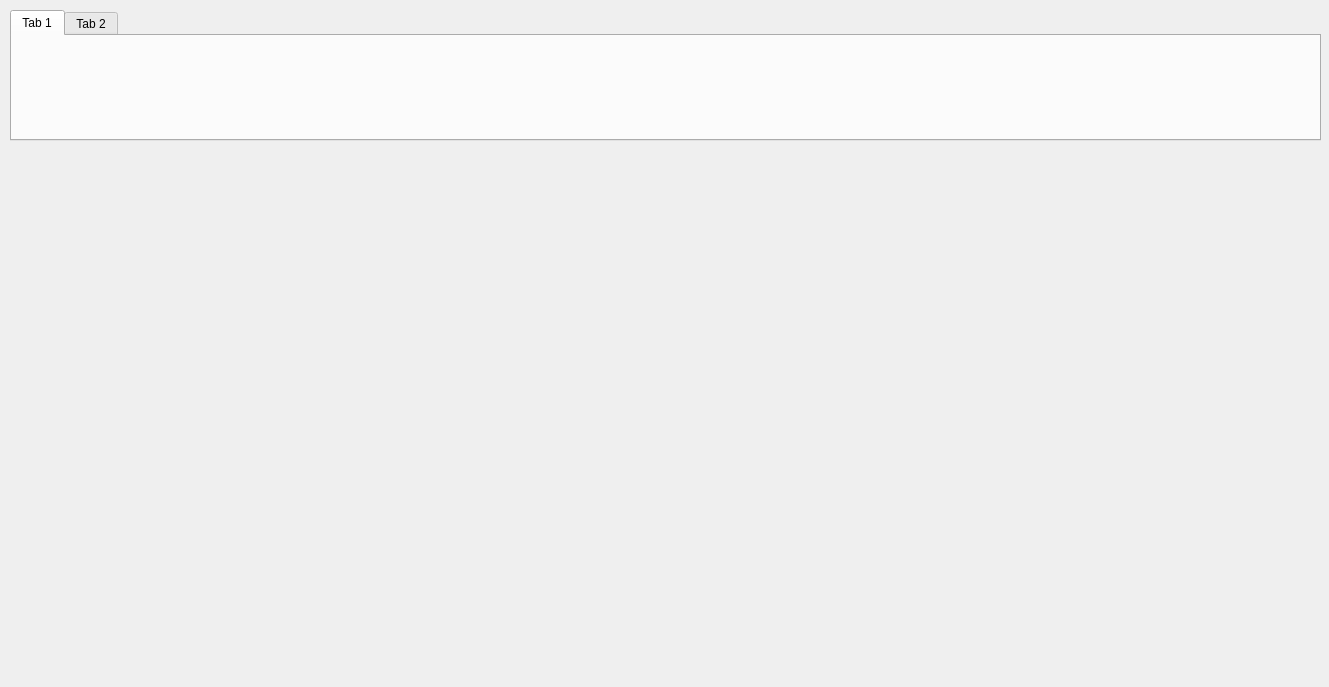
Above: mainwindow.ui from MrRisoni/Gauss before the change. Below: the same form after it.
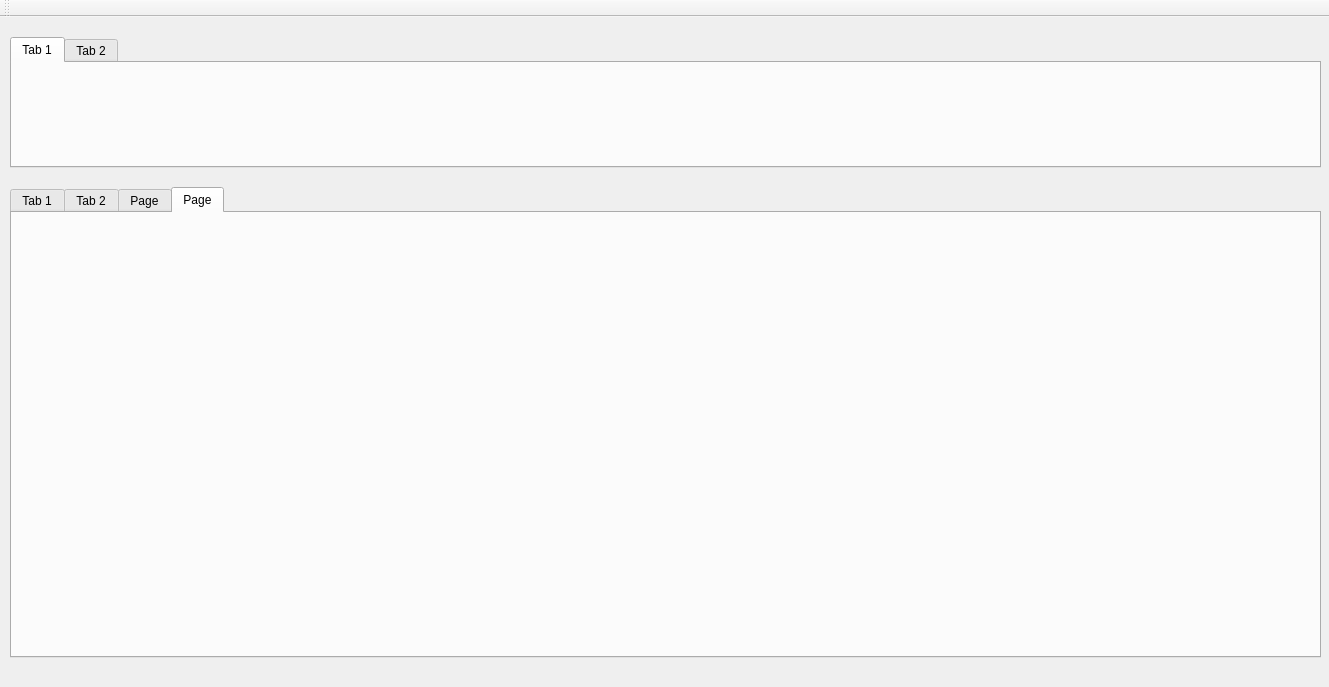
That is the form after the change.

What changed in the file:
```diff
--- a/mainwindow.ui
+++ b/mainwindow.ui
@@ -18,7 +18,7 @@
     <property name="geometry">
      <rect>
       <x>10</x>
-      <y>10</y>
+      <y>20</y>
       <width>1311</width>
       <height>131</height>
      </rect>
@@ -34,6 +34,39 @@
      </attribute>
     </widget>
    </widget>
+   <widget class="QTabWidget" name="tabWidget_2">
+    <property name="geometry">
+     <rect>
+      <x>10</x>
+      <y>170</y>
+      <width>1311</width>
+      <height>471</height>
+     </rect>
+    </property>
+    <property name="currentIndex">
+     <number>3</number>
+    </property>
+    <widget class="QWidget" name="tab_3">
+     <attribute name="title">
+      <string>Tab 1</string>
+     </attribute>
+    </widget>
+    <widget class="QWidget" name="tab_4">
+     <attribute name="title">
+      <string>Tab 2</string>
+     </attribute>
+    </widget>
+    <widget class="QWidget" name="tab_5">
+     <attribute name="title">
+      <string>Page</string>
+     </attribute>
+    </widget>
+    <widget class="QWidget" name="tab_6">
+     <attribute name="title">
+      <string>Page</string>
+     </attribute>
+    </widget>
+   </widget>
   </widget>
   <widget class="QMenuBar" name="menuBar">
    <property name="geometry">
@@ -45,6 +78,17 @@
     </rect>
    </property>
   </widget>
+  <widget class="QToolBar" name="toolBar">
+   <property name="windowTitle">
+    <string>toolBar</string>
+   </property>
+   <attribute name="toolBarArea">
+    <enum>TopToolBarArea</enum>
+   </attribute>
+   <attribute name="toolBarBreak">
+    <bool>false</bool>
+   </attribute>
+  </widget>
  </widget>
  <layoutdefault spacing="6" margin="11"/>
  <resources/>
```
